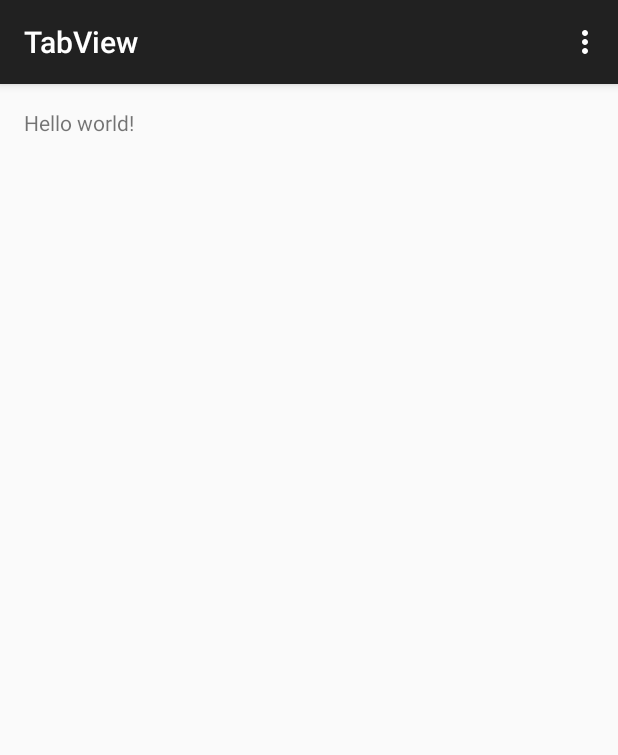
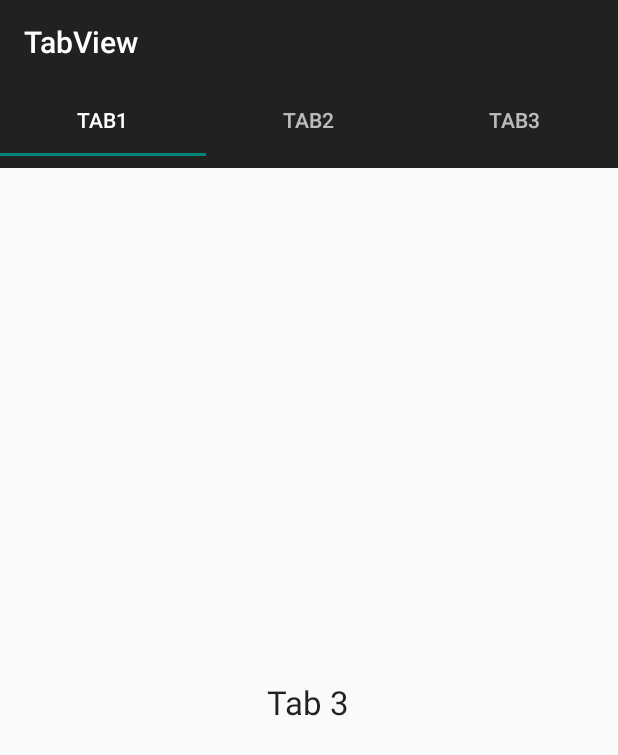
Before and after one commit to hihasan/Android-Cheat-Code, an Android app: the screen it shows after launch (MainActivity), on a phone screen of 412 x 824 dp. Shown: the top 755 px of the screen. Run offline under Robolectric (Android 15) with nearby library versions, the phone set to English and light mode, and no system bars.

Commit message:
TabView Layout Added
Added Tab View and layout

```diff
--- a/TabView/app/build.gradle
+++ b/TabView/app/build.gradle
@@ -22,4 +22,5 @@ android {
 dependencies {
     compile fileTree(dir: 'libs', include: ['*.jar'])
     compile 'com.android.support:appcompat-v7:23.1.0'
+    compile 'com.android.support:design:23.1.0'
 }
--- a/TabView/app/src/main/java/hihasan/com/tabview/MainActivity.java
+++ b/TabView/app/src/main/java/hihasan/com/tabview/MainActivity.java
@@ -1,37 +1,64 @@
 package hihasan.com.tabview;
 
+import android.os.Bundle;
+import android.support.design.widget.TabLayout;
+import android.support.v4.view.ViewPager;
 import android.support.v7.app.AppCompatActivity;
-import android.os.Bundle;
-import android.view.Menu;
-import android.view.MenuItem;
 
-public class MainActivity extends AppCompatActivity {
+//Implementing the interface OnTabSelectedListener to our MainActivity
+//This interface would help in swiping views
+public class MainActivity extends AppCompatActivity implements TabLayout.OnTabSelectedListener
+{
+
+    //This is our tablayout
+    private TabLayout tabLayout;
+
+    //This is our viewPager
+    private ViewPager viewPager;
 
     @Override
     protected void onCreate(Bundle savedInstanceState) {
         super.onCreate(savedInstanceState);
         setContentView(R.layout.activity_main);
+
+        //Adding toolbar to the activity
+        // Toolbar toolbar = (Toolbar) findViewById(R.id.toolbar);
+        //setSupportActionBar(toolbar);
+
+        //Initializing the tablayout
+        tabLayout = (TabLayout) findViewById(R.id.tabLayout);
+
+        //Adding the tabs using addTab() method
+        tabLayout.addTab(tabLayout.newTab().setText("Tab1"));
+        tabLayout.addTab(tabLayout.newTab().setText("Tab2"));
+        tabLayout.addTab(tabLayout.newTab().setText("Tab3"));
+        tabLayout.setTabGravity(TabLayout.GRAVITY_FILL);
+
+        //Initializing viewPager
+        viewPager = (ViewPager) findViewById(R.id.pager);
+
+        //Creating our pager adapter
+        Pager adapter = new Pager(getSupportFragmentManager(), tabLayout.getTabCount());
+
+        //Adding adapter to pager
+        viewPager.setAdapter(adapter);
+
+        //Adding onTabSelectedListener to swipe views
+        tabLayout.setOnTabSelectedListener(this);
     }
 
     @Override
-    public boolean onCreateOptionsMenu(Menu menu) {
-        // Inflate the menu; this adds items to the action bar if it is present.
-        getMenuInflater().inflate(R.menu.menu_main, menu);
-        return true;
+    public void onTabSelected(TabLayout.Tab tab) {
+        viewPager.setCurrentItem(tab.getPosition());
     }
 
     @Override
-    public boolean onOptionsItemSelected(MenuItem item) {
-        // Handle action bar item clicks here. The action bar will
-        // automatically handle clicks on the Home/Up button, so long
-        // as you specify a parent activity in AndroidManifest.xml.
-        int id = item.getItemId();
+    public void onTabUnselected(TabLayout.Tab tab) {
 
-        //noinspection SimplifiableIfStatement
-        if (id == R.id.action_settings) {
-            return true;
-        }
+    }
 
-        return super.onOptionsItemSelected(item);
+    @Override
+    public void onTabReselected(TabLayout.Tab tab) {
+
     }
 }
--- /dev/null
+++ b/TabView/app/src/main/java/hihasan/com/tabview/Pager.java
@@ -0,0 +1,50 @@
+package hihasan.com.tabview;
+
+/**
+ * Created by Mamun on 8/16/2016.
+ */
+import android.support.v4.app.Fragment;
+import android.support.v4.app.FragmentManager;
+import android.support.v4.app.FragmentStatePagerAdapter;
+
+public class Pager extends FragmentStatePagerAdapter
+{
+
+    //integer to count number of tabs
+    int tabCount;
+
+    //Constructor to the class
+    public Pager(FragmentManager fm, int tabCount)
+    {
+        super(fm);
+        //Initializing tab count
+        this.tabCount= tabCount;
+    }
+
+    //Overriding method getItem
+    @Override
+    public Fragment getItem(int position)
+    {
+        //Returning the current tabs
+        switch (position) {
+            case 0:
+                Tab1 tab1 = new Tab1();
+                return tab1;
+            case 1:
+                Tab2 tab2 = new Tab2();
+                return tab2;
+            case 2:
+                Tab3 tab3 = new Tab3();
+                return tab3;
+            default:
+                return null;
+        }
+    }
+
+    //Overriden method getCount to get the number of tabs
+    @Override
+    public int getCount()
+    {
+        return tabCount;
+    }
+}
--- /dev/null
+++ b/TabView/app/src/main/java/hihasan/com/tabview/Tab1.java
@@ -0,0 +1,24 @@
+package hihasan.com.tabview;
+
+/**
+ * Created by Mamun on 8/16/2016.
+ */
+import android.os.Bundle;
+import android.support.v4.app.Fragment;
+import android.view.LayoutInflater;
+import android.view.View;
+import android.view.ViewGroup;
+
+//Our class extending fragment
+public class Tab1 extends Fragment
+{
+
+    //Overriden method onCreateView
+    @Override
+    public View onCreateView(LayoutInflater inflater, ViewGroup container, Bundle savedInstanceState) {
+
+        //Returning the layout file after inflating
+        //Change R.layout.tab1 in you classes
+        return inflater.inflate(R.layout.tab1, container, false);
+    }
+}
--- /dev/null
+++ b/TabView/app/src/main/java/hihasan/com/tabview/Tab2.java
@@ -0,0 +1,24 @@
+package hihasan.com.tabview;
+
+/**
+ * Created by Mamun on 8/16/2016.
+ */
+import android.os.Bundle;
+import android.support.v4.app.Fragment;
+import android.view.LayoutInflater;
+import android.view.View;
+import android.view.ViewGroup;
+
+//Our class extending fragment
+public class Tab2 extends Fragment
+{
+
+    //Overriden method onCreateView
+    @Override
+    public View onCreateView(LayoutInflater inflater, ViewGroup container, Bundle savedInstanceState) {
+
+        //Returning the layout file after inflating
+        //Change R.layout.tab1 in you classes
+        return inflater.inflate(R.layout.tab2, container, false);
+    }
+}
--- a/TabView/app/src/main/res/layout/activity_main.xml
+++ b/TabView/app/src/main/res/layout/activity_main.xml
@@ -1,11 +1,36 @@
-<RelativeLayout xmlns:android="http://schemas.android.com/apk/res/android"
-    xmlns:tools="http://schemas.android.com/tools" android:layout_width="match_parent"
-    android:layout_height="match_parent" android:paddingLeft="@dimen/activity_horizontal_margin"
-    android:paddingRight="@dimen/activity_horizontal_margin"
-    android:paddingTop="@dimen/activity_vertical_margin"
-    android:paddingBottom="@dimen/activity_vertical_margin" tools:context=".MainActivity">
+<LinearLayout
+    android:id="@+id/main_layout"
+    android:orientation="vertical"
+    xmlns:android="http://schemas.android.com/apk/res/android"
+    xmlns:app="http://schemas.android.com/apk/res-auto"
+    xmlns:tools="http://schemas.android.com/tools"
+    android:layout_width="match_parent"
+    android:layout_height="match_parent"
+    tools:context=".MainActivity">
 
-    <TextView android:text="@string/hello_world" android:layout_width="wrap_content"
-        android:layout_height="wrap_content" />
+    <!-- our toolbar -->
+    <!-- <android.support.v7.widget.Toolbar
+         android:id="@+id/toolbar"
+         android:layout_width="match_parent"
+         android:layout_height="wrap_content"
+         android:background="?attr/colorPrimary"
+         android:minHeight="?attr/actionBarSize"
+         android:theme="@style/ThemeOverlay.AppCompat.Dark.ActionBar"
+         app:popupTheme="@style/ThemeOverlay.AppCompat.Light"/>-->
 
-</RelativeLayout>
+    <!-- our tablayout to display tabs  -->
+    <android.support.design.widget.TabLayout
+        android:id="@+id/tabLayout"
+        android:layout_width="match_parent"
+        android:layout_height="wrap_content"
+        android:background="?attr/colorPrimary"
+        android:minHeight="?attr/actionBarSize"
+        android:theme="@style/ThemeOverlay.AppCompat.Dark.ActionBar"/>
+
+    <!-- View pager to swipe views -->
+    <android.support.v4.view.ViewPager
+        android:id="@+id/pager"
+        android:layout_width="match_parent"
+        android:layout_height="fill_parent"/>
+
+</LinearLayout>
--- /dev/null
+++ b/TabView/app/src/main/res/layout/tab1.xml
@@ -0,0 +1,15 @@
+<?xml version="1.0" encoding="utf-8"?>
+<RelativeLayout xmlns:android="http://schemas.android.com/apk/res/android"
+    android:layout_width="match_parent"
+    android:layout_height="match_parent"
+    android:orientation="vertical">
+
+    <TextView
+        android:id="@+id/textView"
+        android:layout_width="wrap_content"
+        android:layout_height="wrap_content"
+        android:layout_centerInParent="true"
+        android:text="Tab 3"
+        android:textAppearance="?android:attr/textAppearanceLarge"/>
+
+</RelativeLayout>
```
Also changed, not shown: TabView/app/src/main/java/hihasan/com/tabview/Tab3.java (added, +24 -0 lines), TabView/app/src/main/res/layout/tab2.xml (added, +15 -0 lines), TabView/app/src/main/res/layout/tab3.xml (added, +15 -0 lines), 1 other file.
